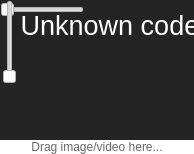
First picture: the form in mainwindow.ui, repository AskePit/Pork, before the edit.
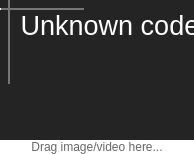
Second picture: the form after the edit.

Commit message: finalize sliders, restore size feature, next/prev via screen click feature

The edit to the form file:
```diff
--- a/mainwindow.ui
+++ b/mainwindow.ui
@@ -146,7 +146,50 @@
            </palette>
           </property>
           <property name="styleSheet">
-           <string notr="true"/>
+           <string notr="true">QSlider::groove:horizontal {
+background: #eee;
+height: 2px;
+}
+
+QSlider::groove:horizontal:hover {
+background: #eee;
+height: 4px;
+}
+
+QSlider::groove:vertical {
+background: #eee;
+width: 2px;
+}
+
+QSlider::groove:vertical:hover {
+background: #eee;
+width:4px;
+}
+
+QSlider::sub-page:horizontal {
+background: white;
+height: 2px;
+}
+
+QSlider::add-page:horizontal {
+background: #777;
+height: 2px;
+}
+
+QSlider::sub-page:vertical {
+background: #777;
+width: 2px;
+}
+
+QSlider::add-page:vertical {
+background: white;
+width: 2px;
+}
+
+QSlider::handle {
+width: 0px;
+height: 0px;
+}</string>
           </property>
           <property name="frameShape">
            <enum>QFrame::NoFrame</enum>
```
Left out of the diff: 18 changed lines with no effect on the pictures. The commit also changes 3 other files.
